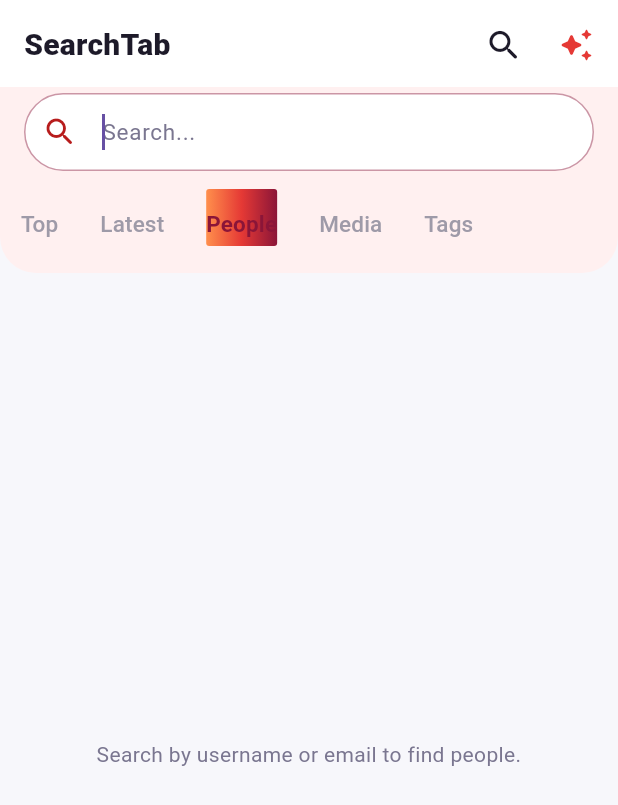
After one commit to nimishapant/BicharSetu, a Flutter app: the SearchScreen screen opened directly, tab 3 chosen, after a tap on the "search" icon, on a phone screen of 412 x 824 dp. The commit adds this screen. Shown: the top 805 px of the screen. Run offline on Flutter 3.47's test engine with Material 3 defaults, Android fonts, the phone set to English and light mode, and no system bars; our stand-ins replace cloud_firestore, firebase_auth, firebase_core, firebase_storage, image_picker; accounts and stored records are empty.

Commit message:
search bar ui

```diff
--- /dev/null
+++ b/lib/search_screen.dart
@@ -0,0 +1,585 @@
+import 'package:cloud_firestore/cloud_firestore.dart';
+import 'package:flutter/material.dart';
+
+import 'model/user_model.dart';
+import 'repo/auth_service.dart';
+
+const Color _bg = Color(0xFFF7F7FB);
+const Color _surface = Colors.white;
+const Color _headerTint = Color(0xFFFFF0F0);
+const Color _textDark = Color(0xFF1D1A29);
+const Color _textMid = Color(0xFF7A7690);
+const Color _accentRed = Color(0xFF8B1538);
+const Color _searchIconRed = Color(0xFFB71C1C);
+const Color _tabInactive = Color(0xFF9E9AA8);
+const Color _borderLight = Color(0xFFF0E4E4);
+
+class SearchScreen extends StatefulWidget {
+  const SearchScreen({
+    super.key,
+    this.showBackButton = true,
+    this.initialTabIndex = 0,
+  });
+
+  final bool showBackButton;
+  final int initialTabIndex;
+
+  static Future<void> open(
+    BuildContext context, {
+    int initialTabIndex = 0,
+  }) {
+    return Navigator.of(context).push(
+      MaterialPageRoute<void>(
+        builder: (_) => SearchScreen(
+          showBackButton: true,
+          initialTabIndex: initialTabIndex,
+        ),
+      ),
+    );
+  }
+
+  @override
+  State<SearchScreen> createState() => _SearchScreenState();
+}
+
+class _SearchScreenState extends State<SearchScreen>
+    with SingleTickerProviderStateMixin {
+  static const _tabs = ['Top', 'Latest', 'People', 'Media', 'Tags'];
+
+  late final TabController _tabController;
+  final TextEditingController _searchController = TextEditingController();
+  final FocusNode _searchFocus = FocusNode();
+
+  List<UserModel> _peopleResults = [];
+  bool _peopleLoading = false;
+  String? _peopleError;
+
+  @override
+  void initState() {
+    super.initState();
+    final tabIndex = widget.initialTabIndex.clamp(0, _tabs.length - 1);
+    _tabController = TabController(
+      length: _tabs.length,
+      vsync: this,
+      initialIndex: tabIndex,
+    );
+    _tabController.addListener(_onTabChanged);
+    _searchController.addListener(_onSearchTextChanged);
+  }
+
+  @override
+  void dispose() {
+    _tabController.removeListener(_onTabChanged);
+    _searchController.removeListener(_onSearchTextChanged);
+    _tabController.dispose();
+    _searchController.dispose();
+    _searchFocus.dispose();
+    super.dispose();
+  }
+
+  void _onTabChanged() {
+    if (_tabController.indexIsChanging) return;
+    if (_tabController.index == 2) {
+      _runPeopleSearch();
+    }
+    setState(() {});
+  }
+
+  void _onSearchTextChanged() {
+    if (_tabController.index == 2) {
+      _runPeopleSearch();
+    }
+  }
+
+  Future<void> _runPeopleSearch() async {
+    final query = _searchController.text.trim();
+    if (query.isEmpty) {
+      setState(() {
+        _peopleResults = [];
+        _peopleLoading = false;
+        _peopleError = null;
+      });
+      return;
+    }
+
+    setState(() {
+      _peopleLoading = true;
+      _peopleError = null;
+    });
+
+    try {
+      final results = await _fetchPeople(query);
+      if (!mounted) return;
+      setState(() {
+        _peopleResults = results;
+        _peopleLoading = false;
+      });
+    } catch (e) {
+      if (!mounted) return;
+      setState(() {
+        _peopleLoading = false;
+        _peopleError = 'Could not load people. Try again.';
+        _peopleResults = [];
+      });
+    }
+  }
+
+  Future<List<UserModel>> _fetchPeople(String query) async {
+    final trimmed = query.trim().toLowerCase();
+    final currentUid = AuthService().currentUid;
+    final firestore = FirebaseFirestore.instance;
+
+    try {
+      final snapshot = await firestore
+          .collection('users')
+          .orderBy('username')
+          .startAt([trimmed])
+          .endAt(['$trimmed\uf8ff'])
+          .limit(30)
+          .get();
+
+      return snapshot.docs
+          .map((doc) => UserModel.fromMap(doc.data()))
+          .where((user) => user.uid != currentUid)
+          .toList();
+    } on FirebaseException {
+      final snapshot = await firestore.collection('users').limit(80).get();
+      return snapshot.docs
+          .map((doc) => UserModel.fromMap(doc.data()))
+          .where((user) {
+            if (user.uid == currentUid) return false;
+            return user.username.toLowerCase().contains(trimmed) ||
+                user.email.toLowerCase().contains(trimmed);
+          })
+          .take(30)
+          .toList();
+    }
+  }
+
+  void _goToPeopleTab() {
+    _tabController.animateTo(2);
+    _searchFocus.requestFocus();
+    _runPeopleSearch();
+  }
+
+  @override
+  Widget build(BuildContext context) {
+    return Scaffold(
+      backgroundColor: _bg,
+      body: SafeArea(
+        child: Column(
+          crossAxisAlignment: CrossAxisAlignment.stretch,
+          children: [
+            _SearchTopBar(
+              showBackButton: widget.showBackButton,
+              onBack: () => Navigator.of(context).pop(),
+              onSearchIconTap: () => _searchFocus.requestFocus(),
+              onSparkleTap: () {
+                ScaffoldMessenger.of(context).showSnackBar(
+                  const SnackBar(
+                    behavior: SnackBarBehavior.floating,
+                    content: Text('Featured — coming soon'),
+                  ),
+                );
+              },
+            ),
+            Container(
+              decoration: const BoxDecoration(
+                color: _headerTint,
+                borderRadius: BorderRadius.only(
+                  bottomLeft: Radius.circular(24),
+                  bottomRight: Radius.circular(24),
+                ),
+              ),
+              child: Column(
+                children: [
+                  Padding(
+                    padding: const EdgeInsets.fromLTRB(16, 4, 16, 12),
+                    child: TextField(
+                      controller: _searchController,
+                      focusNode: _searchFocus,
+                      textInputAction: TextInputAction.search,
+                      onSubmitted: (_) {
+                        if (_tabController.index != 2) {
+                          _goToPeopleTab();
+                        } else {
+                          _runPeopleSearch();
+                        }
+                      },
+                      decoration: InputDecoration(
+                        hintText: 'Search...',
+                        hintStyle: const TextStyle(
+                          color: _textMid,
+                          fontSize: 15,
+                          fontWeight: FontWeight.w400,
+                        ),
+                        filled: true,
+                        fillColor: _surface,
+                        prefixIcon: const Icon(
+                          Icons.search_rounded,
+                          color: _searchIconRed,
+                          size: 24,
+                        ),
+                        contentPadding: const EdgeInsets.symmetric(
+                          horizontal: 16,
+                          vertical: 14,
+                        ),
+                        border: OutlineInputBorder(
+                          borderRadius: BorderRadius.circular(28),
+                          borderSide: const BorderSide(color: _borderLight),
+                        ),
+                        enabledBorder: OutlineInputBorder(
+                          borderRadius: BorderRadius.circular(28),
+                          borderSide: const BorderSide(color: _borderLight),
+                        ),
+                        focusedBorder: OutlineInputBorder(
+                          borderRadius: BorderRadius.circular(28),
+                          borderSide: BorderSide(
+                            color: _accentRed.withValues(alpha: 0.45),
+                          ),
+                        ),
+                      ),
+                    ),
+                  ),
+                  TabBar(
+                    controller: _tabController,
+                    isScrollable: true,
+                    tabAlignment: TabAlignment.start,
+                    labelPadding: const EdgeInsets.symmetric(horizontal: 14),
+                    dividerColor: Colors.transparent,
+                    overlayColor: WidgetStateProperty.all(Colors.transparent),
+                    splashFactory: NoSplash.splashFactory,
+                    labelColor: _accentRed,
+                    unselectedLabelColor: _tabInactive,
+                    labelStyle: const TextStyle(
+                      fontSize: 15,
+                      fontWeight: FontWeight.w700,
+                    ),
+                    unselectedLabelStyle: const TextStyle(
+                      fontSize: 15,
+                      fontWeight: FontWeight.w500,
+                    ),
+                    indicatorSize: TabBarIndicatorSize.label,
+                    indicator: BoxDecoration(
+                      borderRadius: BorderRadius.circular(2),
+                      gradient: const LinearGradient(
+                        colors: [
+                          Color(0xFFFF8F4C),
+                          Color(0xFFE53935),
+                          Color(0xFF8B1538),
+                        ],
+                      ),
+                    ),
+                    indicatorPadding: const EdgeInsets.only(bottom: 10),
+                    tabs: _tabs.map((label) => Tab(text: label)).toList(),
+                    onTap: (index) {
+                      if (index == 2) {
+                        _runPeopleSearch();
+                      }
+                    },
+                  ),
+                  const SizedBox(height: 8),
+                ],
+              ),
+            ),
+            Expanded(
+              child: TabBarView(
+                controller: _tabController,
+                children: [
+                  _PlaceholderTab(
+                    title: 'Top results',
+                    query: _searchController.text,
+                  ),
+                  _PlaceholderTab(
+                    title: 'Latest',
+                    query: _searchController.text,
+                  ),
+                  _PeopleTab(
+                    query: _searchController.text,
+                    loading: _peopleLoading,
+                    error: _peopleError,
+                    results: _peopleResults,
+                    onRetry: _runPeopleSearch,
+                  ),
+                  _PlaceholderTab(
+                    title: 'Media',
+                    query: _searchController.text,
+                  ),
+                  _PlaceholderTab(
+                    title: 'Tags',
+                    query: _searchController.text,
+                  ),
+                ],
+              ),
+            ),
+          ],
+        ),
+      ),
+    );
+  }
+}
+
+class _SearchTopBar extends StatelessWidget {
+  const _SearchTopBar({
+    required this.showBackButton,
+    required this.onBack,
+    required this.onSearchIconTap,
+    required this.onSparkleTap,
+  });
+
+  final bool showBackButton;
+  final VoidCallback onBack;
+  final VoidCallback onSearchIconTap;
+  final VoidCallback onSparkleTap;
+
+  @override
+  Widget build(BuildContext context) {
+    return Container(
+      color: _surface,
+      padding: const EdgeInsets.fromLTRB(4, 6, 4, 4),
+      child: Row(
+        children: [
+          if (showBackButton)
+            IconButton(
+              onPressed: onBack,
+              icon: const Icon(
+                Icons.arrow_back_ios_new_rounded,
+                color: _textDark,
+                size: 20,
+              ),
+            )
+          else
+            const SizedBox(width: 12),
+          const Expanded(
+            child: Text(
+              'SearchTab',
+              style: TextStyle(
+                fontSize: 20,
+                fontWeight: FontWeight.w800,
+                color: _textDark,
+                letterSpacing: 0.2,
+              ),
+            ),
+          ),
+          IconButton(
+            onPressed: onSearchIconTap,
+            icon: const Icon(Icons.search_rounded, color: _textDark, size: 26),
+          ),
+          IconButton(
+            onPressed: onSparkleTap,
+            icon: const Icon(
+              Icons.auto_awesome_rounded,
+              color: Color(0xFFE53935),
+              size: 24,
+            ),
+          ),
+        ],
+      ),
+    );
+  }
+}
+
+class _PlaceholderTab extends StatelessWidget {
+  const _PlaceholderTab({required this.title, required this.query});
+
+  final String title;
+  final String query;
+
+  @override
+  Widget build(BuildContext context) {
+    return ListView(
+      padding: const EdgeInsets.fromLTRB(16, 20, 16, 24),
+      children: [
+        Text(
+          title,
+          style: const TextStyle(
+            fontSize: 16,
+            fontWeight: FontWeight.w700,
+            color: _textDark,
+          ),
+        ),
+        const SizedBox(height: 8),
+        Text(
+          query.trim().isEmpty
+              ? 'Type in the search bar to find posts and more.'
+              : 'Showing results for "${query.trim()}" — coming soon.',
+          style: const TextStyle(
+            fontSize: 14,
+            color: _textMid,
+            height: 1.4,
+          ),
+        ),
+      ],
+    );
+  }
+}
+
+class _PeopleTab extends StatelessWidget {
+  const _PeopleTab({
+    required this.query,
+    required this.loading,
+    required this.error,
+    required this.results,
+    required this.onRetry,
+  });
+
+  final String query;
+  final bool loading;
+  final String? error;
+  final List<UserModel> results;
+  final VoidCallback onRetry;
+
+  @override
+  Widget build(BuildContext context) {
+    if (query.trim().isEmpty) {
+      return const Center(
+        child: Padding(
+          padding: EdgeInsets.all(24),
+          child: Text(
+            'Search by username or email to find people.',
+            textAlign: TextAlign.center,
+            style: TextStyle(fontSize: 14, color: _textMid, height: 1.4),
+          ),
+        ),
+      );
+    }
+
+    if (loading) {
+      return const Center(
+        child: CircularProgressIndicator(color: _accentRed, strokeWidth: 2.5),
+      );
+    }
+
+    if (error != null) {
+      return Center(
+        child: Padding(
+          padding: const EdgeInsets.all(24),
+          child: Column(
+            mainAxisSize: MainAxisSize.min,
+            children: [
+              Text(error!, textAlign: TextAlign.center, style: const TextStyle(color: _textMid)),
+              const SizedBox(height: 12),
+              TextButton(onPressed: onRetry, child: const Text('Retry')),
+            ],
+          ),
+        ),
+      );
+    }
+
+    if (results.isEmpty) {
+      return Center(
+        child: Padding(
+          padding: const EdgeInsets.all(24),
+          child: Text(
+            'No people found for "${query.trim()}".',
+            textAlign: TextAlign.center,
+            style: const TextStyle(fontSize: 14, color: _textMid, height: 1.4),
+          ),
+        ),
+      );
+    }
+
+    return ListView.separated(
+      padding: const EdgeInsets.fromLTRB(16, 12, 16, 24),
+      itemCount: results.length,
+      separatorBuilder: (context, index) => const SizedBox(height: 8),
+      itemBuilder: (context, index) {
+        final user = results[index];
+        return _PersonTile(user: user);
+      },
+    );
+  }
+}
+
+class _PersonTile extends StatelessWidget {
+  const _PersonTile({required this.user});
+
+  final UserModel user;
+
+  @override
+  Widget build(BuildContext context) {
+    return Material(
+      color: _surface,
+      borderRadius: BorderRadius.circular(16),
+      child: InkWell(
+        borderRadius: BorderRadius.circular(16),
+        onTap: () {
+          ScaffoldMessenger.of(context).showSnackBar(
+            SnackBar(
+              behavior: SnackBarBehavior.floating,
+              content: Text('${user.username} — profile coming soon'),
+            ),
+          );
+        },
+        child: Padding(
+          padding: const EdgeInsets.symmetric(horizontal: 14, vertical: 12),
+          child: Row(
+            children: [
+              _Avatar(photoUrl: user.profilePhoto),
+              const SizedBox(width: 12),
+              Expanded(
+                child: Column(
+                  crossAxisAlignment: CrossAxisAlignment.start,
+                  children: [
+                    Text(
+                      user.username,
+                      style: const TextStyle(
+                        fontSize: 15,
+                        fontWeight: FontWeight.w700,
+                        color: _textDark,
+                      ),
+                    ),
+                    if (user.aboutMe.isNotEmpty) ...[
+                      const SizedBox(height: 2),
+                      Text(
+                        user.aboutMe,
+                        maxLines: 1,
+                        overflow: TextOverflow.ellipsis,
+                        style: const TextStyle(fontSize: 13, color: _textMid),
+                      ),
+                    ],
+                  ],
+                ),
+              ),
+              const Icon(Icons.chevron_right_rounded, color: _textMid, size: 22),
+            ],
+          ),
+        ),
+      ),
+    );
+  }
+}
+
+class _Avatar extends StatelessWidget {
+  const _Avatar({required this.photoUrl});
+
+  final String photoUrl;
+
+  @override
+  Widget build(BuildContext context) {
+    return Container(
+      width: 48,
+      height: 48,
+      decoration: BoxDecoration(
+        shape: BoxShape.circle,
+        color: const Color(0xFFE8E8EC),
+        border: Border.all(color: const Color(0xFFE53935).withValues(alpha: 0.35)),
+      ),
+      child: photoUrl.isEmpty
+          ? const Icon(Icons.person_rounded, color: Color(0xFFB0A8B8), size: 28)
+          : ClipOval(
+              child: Image.network(
+                photoUrl,
+                width: 48,
+                height: 48,
+                fit: BoxFit.cover,
+                errorBuilder: (context, error, stackTrace) => const Icon(
+                  Icons.person_rounded,
+                  color: Color(0xFFB0A8B8),
+                  size: 28,
+                ),
+              ),
+            ),
+    );
+  }
+}
```
Also changed, not shown: lib/dashboard_screen.dart (+5 -7 lines), pubspec.lock.
